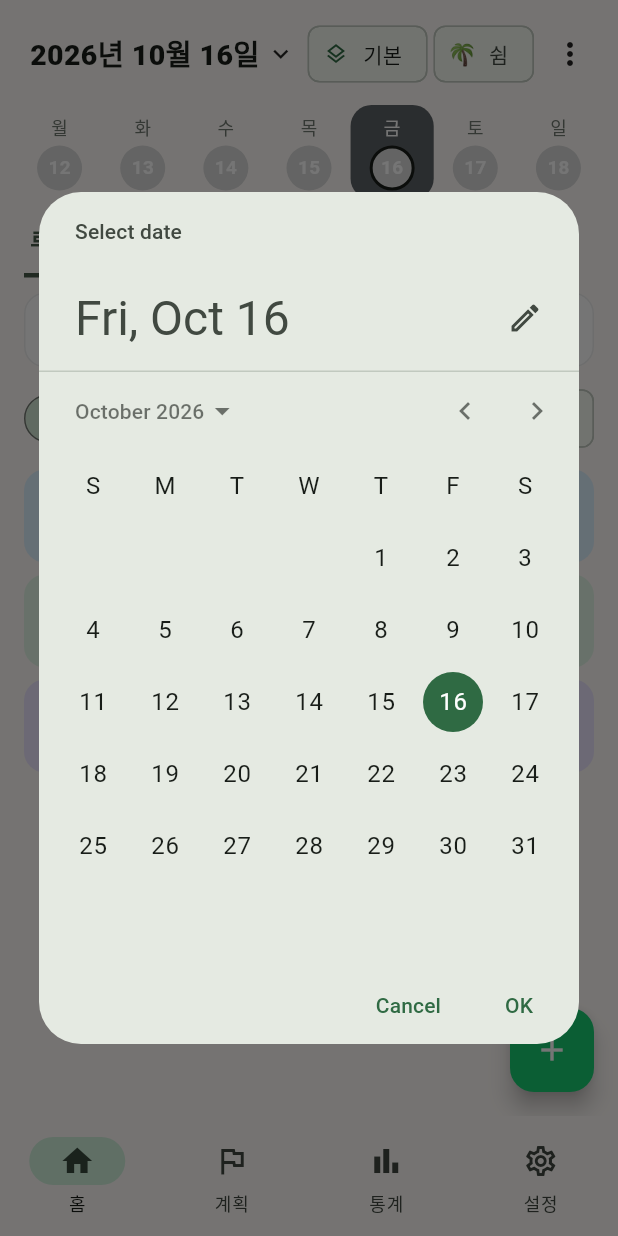
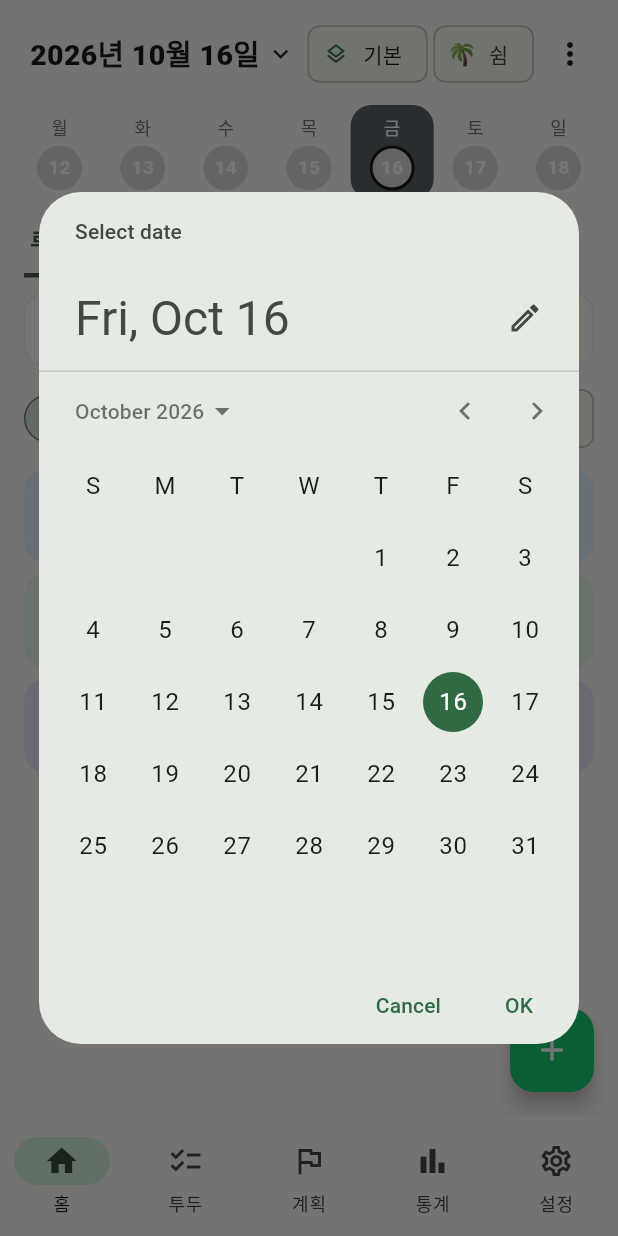
Before and after one commit to ryutt919/SUnDo, a Flutter app: the screen it shows after launch, after a tap on an icon or button, on a phone screen of 412 x 824 dp. Run offline on Flutter 3.47's test engine with Material 3 defaults, Android fonts, the phone set to English and light mode, and no system bars; our stand-ins replace file_picker, flutter_local_notifications, flutter_timezone, image_picker, share_plus, shared_preferences and 1 more; missing offline and left inert: home_widget.

Commit message:
feat: 모드 개수 제한 제거, 투두 전용 탭과 위젯 투두 체크 추가

```diff
--- a/lib/app/app_dependencies.dart
+++ b/lib/app/app_dependencies.dart
@@ -68,7 +68,7 @@ class AppDependencies {
       backup: BackupRepository(BackupService(), photos, routine, journal, settings),
       analyzer: analyzer,
       stats: StatsUseCase(routine, analyzer),
-      widgetSnapshot: WidgetSnapshotUseCase(routine, analyzer),
+      widgetSnapshot: WidgetSnapshotUseCase(routine, analyzer, journal: journal),
       alarmPlan: AlarmPlanUseCase(routine, analyzer),
       notifications: notifications,
       widgets: HomeWidgetService(),
--- a/lib/data/repositories/routine_repository.dart
+++ b/lib/data/repositories/routine_repository.dart
@@ -40,7 +40,6 @@ class RoutineRepository extends ChangeNotifier {
   /// 날짜별 루틴 모드 이력: "이 날부터 이 모드". 모드를 바꿔도 지난 날의 통계가 변하지 않게 한다.
   Map<String, String> _modeFrom = {'0000-01-01': 'm1'};
 
-  static const maxModes = 10;
   static const _modeEpoch = '0000-01-01';
 
   /// 지난 날 [date]에 쓰던 모드. 오늘 이후는 현재 모드를 쓰면 되므로 호출하는 쪽에서 구분한다.
@@ -271,7 +270,6 @@ class RoutineRepository extends ChangeNotifier {
   }
 
   Future<bool> addMode(String name) async {
-    if (_modes.length >= maxModes) return false;
     _modes = [..._modes, RoutineMode(id: newId(), name: name)];
     await _store.writeJson('modes', _modes.map((m) => m.toJson()).toList());
     notifyListeners();
--- a/lib/domain/use_cases/widget_snapshot_use_case.dart
+++ b/lib/domain/use_cases/widget_snapshot_use_case.dart
@@ -1,21 +1,38 @@
+import '../../data/repositories/journal_repository.dart';
 import '../../data/repositories/routine_repository.dart';
 import '../models/date_key.dart';
+import '../models/journal_models.dart';
 import 'routine_analyzer.dart';
 
 /// 홈 화면 위젯이 그릴 데이터를 JSON으로 만든다. 네이티브(Kotlin) 위젯이 이 형식을 읽는다.
 class WidgetSnapshotUseCase {
-  WidgetSnapshotUseCase(this._routine, this._analyzer);
+  WidgetSnapshotUseCase(this._routine, this._analyzer, {JournalRepository? journal}) : _journal = journal;
 
   final RoutineRepository _routine;
   final RoutineAnalyzer _analyzer;
+  final JournalRepository? _journal;
 
   static const maxRows = 8;
+
+  /// 투두가 있을 때 위젯 행 중 투두에 남겨 두는 최대 칸 수(나머지는 습관).
+  static const maxTodoRows = 3;
+
+  /// 위젯에 보일 투두: 오늘 투두와 지난 미완료 투두. 안 한 것이 먼저.
+  List<Todo> _widgetTodos(String today) {
+    final all = _journal?.todos ?? const <Todo>[];
+    final list = all.where((t) => t.date == today || (!t.done && t.date.compareTo(today) < 0)).toList();
+    return [...list.where((t) => !t.done), ...list.where((t) => t.done)];
+  }
 
   Map<String, dynamic> build() {
     final today = _analyzer.today;
     final st = _analyzer.dayStat(today);
     final due = _analyzer.dueHabits(today);
     final pct = st.rate == null ? 0 : (st.rate! * 100).round();
+    final todos = _widgetTodos(today);
+    final todoSlots = todos.length < maxTodoRows ? todos.length : maxTodoRows;
+    final habitSlots = maxRows - todoSlots;
+    final shownTodos = todos.take(todoSlots).toList();
 
     final ws = weekStartKey(today);
     final week = [
@@ -60,17 +77,28 @@ class WidgetSnapshotUseCase {
       'rest': st.rest,
       'light': _analyzer.lightOf(st, today).name,
       'streak': _analyzer.streak(),
-      'more': due.length > maxRows ? due.length - maxRows : 0,
+      'more': (due.length > habitSlots ? due.length - habitSlots : 0) + (todos.length - shownTodos.length),
       'rows': [
-        for (final h in due.take(maxRows))
+        for (final h in due.take(habitSlots))
           {
+            'kind': 'habit',
             'id': h.id,
             'emoji': h.emoji,
             'name': h.name,
             'time': h.time.isNotEmpty ? h.time : h.context,
             'done': _routine.isDone(h.id, today),
             'color': h.color,
-          }
+          },
+        for (final t in shownTodos)
+          {
+            'kind': 'todo',
+            'id': t.id,
+            'emoji': '✔',
+            'name': t.text,
+            'time': t.date == today ? '투두' : '투두 ${t.date.substring(5)} 이월',
+            'done': t.done,
+            'color': '#E3F0FF',
+          },
       ],
       'week': week,
     };
--- a/lib/ui/features/home/view_models/modes_view_model.dart
+++ b/lib/ui/features/home/view_models/modes_view_model.dart
@@ -10,8 +10,6 @@ class ModesViewModel extends RepoViewModel {
 
   List<RoutineMode> get modes => _routine.modes;
   String get activeModeId => _routine.activeModeId;
-  int get maxModes => RoutineRepository.maxModes;
-  bool get canAdd => modes.length < maxModes;
   bool get canDelete => modes.length > 1;
 
   Future<void> apply(String id) => _routine.setActiveMode(id);
--- a/lib/ui/features/shell/app_shell.dart
+++ b/lib/ui/features/shell/app_shell.dart
@@ -9,8 +9,10 @@ import '../settings/view_models/settings_view_model.dart';
 import '../settings/views/settings_screen.dart';
 import '../stats/view_models/stats_view_model.dart';
 import '../stats/views/stats_screen.dart';
+import '../todos/view_models/todos_view_model.dart';
+import '../todos/views/todos_screen.dart';
 
-/// 하단 탭(넓은 화면에서는 왼쪽 레일)으로 홈, 계획, 통계, 설정을 오간다.
+/// 하단 탭(넓은 화면에서는 왼쪽 레일)으로 홈, 투두, 계획, 통계, 설정을 오간다.
 class AppShell extends StatefulWidget {
   const AppShell({super.key, required this.deps});
   final AppDependencies deps;
@@ -24,6 +26,7 @@ class _AppShellState extends State<AppShell> {
 
   static const _items = [
     (Icons.home_outlined, Icons.home, '홈'),
+    (Icons.checklist_outlined, Icons.checklist, '투두'),
     (Icons.flag_outlined, Icons.flag, '계획'),
     (Icons.bar_chart_outlined, Icons.bar_chart, '통계'),
     (Icons.settings_outlined, Icons.settings, '설정'),
@@ -38,6 +41,7 @@ class _AppShellState extends State<AppShell> {
         ChangeNotifierProvider(
           create: (_) => HomeViewModel(routine: d.routine, journal: d.journal, settings: d.settings, analyzer: d.analyzer),
         ),
+        ChangeNotifierProvider(create: (_) => TodosViewModel(d.journal)),
         ChangeNotifierProvider(
           create: (_) => StatsViewModel(routine: d.routine, journal: d.journal, analyzer: d.analyzer, stats: d.stats),
         ),
@@ -69,6 +73,7 @@ class _AppShellState extends State<AppShell> {
                 index: _index,
                 children: [
                   const HomeScreen(),
+                  const TodosScreen(),
                   GoalsScreenEntry(journal: d.journal),
                   const StatsScreen(),
                   const SettingsScreen(),
--- /dev/null
+++ b/lib/ui/features/todos/view_models/todos_view_model.dart
@@ -0,0 +1,50 @@
+import '../../../../data/repositories/journal_repository.dart';
+import '../../../../domain/models/date_key.dart';
+import '../../../../domain/models/journal_models.dart';
+import '../../../core/repo_view_model.dart';
+
+/// 투두 탭: 전체 투두를 지난 미완료 / 오늘 / 예정 / 완료로 나눠 보여 준다.
+class TodosViewModel extends RepoViewModel {
+  TodosViewModel(this._journal) : super([_journal]);
+
+  final JournalRepository _journal;
+
+  String get today => dateKey(DateTime.now());
+
+  List<Todo> get _all => _journal.todos;
+
+  /// 오늘보다 앞선 날짜에 남은 미완료 투두. 날짜가 오래된 것부터.
+  List<Todo> get overdue =>
+      (_all.where((t) => !t.done && t.date.compareTo(today) < 0).toList()..sort((a, b) => a.date.compareTo(b.date)));
+
+  List<Todo> get todayOpen => _all.where((t) => !t.done && t.date == today).toList();
+
+  /// 오늘 이후 날짜의 미완료 투두. 가까운 날짜부터.
+  List<Todo> get upcoming =>
+      (_all.where((t) => !t.done && t.date.compareTo(today) > 0).toList()..sort((a, b) => a.date.compareTo(b.date)));
+
+  /// 완료한 투두. 최근 날짜부터.
+  List<Todo> get done =>
+      (_all.where((t) => t.done).toList()..sort((a, b) => b.date.compareTo(a.date)));
+
+  int get openCount => overdue.length + todayOpen.length + upcoming.length;
+
+  Future<void> quickAdd(String text) {
+    final t = text.trim();
+    if (t.isEmpty) return Future.value();
+    return _journal.addTodo(t, today);
+  }
+
+  Future<void> toggle(Todo t) => _journal.updateTodo(t.copyWith(done: !t.done));
+
+  Future<void> delete(Todo t) => _journal.deleteTodo(t.id);
+
+  /// 오늘로 옮긴다(지난 미완료 정리용).
+  Future<void> moveToToday(Todo t) => _journal.updateTodo(t.copyWith(date: today));
+
+  Future<void> clearDone() async {
+    for (final t in done) {
+      await _journal.deleteTodo(t.id);
+    }
+  }
+}
--- /dev/null
+++ b/lib/ui/features/todos/views/todos_screen.dart
@@ -0,0 +1,138 @@
+import 'package:flutter/material.dart';
+import 'package:provider/provider.dart';
+
+import '../../../../domain/models/journal_models.dart';
+import '../../../core/app_theme.dart';
+import '../../habit_form/views/add_menu_sheet.dart';
+import '../view_models/todos_view_model.dart';
+
+/// 투두 탭. 맨 위 입력칸에 쓰고 엔터를 누르면 오늘 할 일로 바로 추가된다.
+class TodosScreen extends StatefulWidget {
+  const TodosScreen({super.key});
+
+  @override
+  State<TodosScreen> createState() => _TodosScreenState();
+}
+
+class _TodosScreenState extends State<TodosScreen> {
+  final _ctrl = TextEditingController();
+
+  @override
+  void dispose() {
+    _ctrl.dispose();
+    super.dispose();
+  }
+
+  Future<void> _submit(TodosViewModel vm) async {
+    final text = _ctrl.text;
+    if (text.trim().isEmpty) return;
+    _ctrl.clear();
+    await vm.quickAdd(text);
+  }
+
+  @override
+  Widget build(BuildContext context) {
+    final vm = context.watch<TodosViewModel>();
+    final cs = Theme.of(context).colorScheme;
+    final empty = vm.overdue.isEmpty && vm.todayOpen.isEmpty && vm.upcoming.isEmpty && vm.done.isEmpty;
+    return Scaffold(
+      appBar: AppBar(
+        title: Text('투두 (남은 ${vm.openCount}개)'),
+        actions: [
+          if (vm.done.isNotEmpty)
+            TextButton(
+              onPressed: () => vm.clearDone(),
+              child: const Text('완료 지우기'),
+            ),
+        ],
+      ),
+      body: Center(
+        child: ConstrainedBox(
+          constraints: const BoxConstraints(maxWidth: 720),
+          child: ListView(
+            padding: const EdgeInsets.fromLTRB(16, 8, 16, 96),
+            children: [
+              TextField(
+                controller: _ctrl,
+                textInputAction: TextInputAction.done,
+                onSubmitted: (_) => _submit(vm),
+                decoration: InputDecoration(
+                  hintText: '오늘 할 일을 쓰고 엔터',
+                  border: OutlineInputBorder(borderRadius: BorderRadius.circular(14)),
+                  suffixIcon: IconButton(icon: const Icon(Icons.add_circle), onPressed: () => _submit(vm)),
+                ),
+              ),
+              if (empty)
+                Padding(
+                  padding: const EdgeInsets.only(top: 48),
+                  child: Center(child: Text('투두가 없어요', style: TextStyle(color: cs.outline))),
+                ),
+              _Section(title: '지난 미완료', todos: vm.overdue, vm: vm, showDate: true, canMove: true),
+              _Section(title: '오늘', todos: vm.todayOpen, vm: vm),
+              _Section(title: '예정', todos: vm.upcoming, vm: vm, showDate: true),
+              _Section(title: '완료', todos: vm.done, vm: vm, showDate: true),
+            ],
+          ),
+        ),
+      ),
+      floatingActionButton: FloatingActionButton.extended(
+        onPressed: () => showTodoDialog(context, vm.today),
+        icon: const Icon(Icons.event),
+        label: const Text('날짜 지정 추가'),
+      ),
+    );
+  }
+}
+
+class _Section extends StatelessWidget {
+  const _Section({required this.title, required this.todos, required this.vm, this.showDate = false, this.canMove = false});
+  final String title;
+  final List<Todo> todos;
+  final TodosViewModel vm;
+  final bool showDate;
+  final bool canMove;
+
+  @override
+  Widget build(BuildContext context) {
+    if (todos.isEmpty) return const SizedBox.shrink();
+    final cs = Theme.of(context).colorScheme;
+    return Column(
+      crossAxisAlignment: CrossAxisAlignment.start,
+      children: [
+        Padding(
+          padding: const EdgeInsets.fromLTRB(4, 20, 0, 6),
+          child: Text('$title ${todos.length}', style: TextStyle(fontWeight: FontWeight.w700, color: cs.outline)),
+        ),
+        for (final t in todos)
+          Dismissible(
+            key: ValueKey('todo-${t.id}'),
+            direction: DismissDirection.endToStart,
+            background: Container(
+              alignment: Alignment.centerRight,
+              padding: const EdgeInsets.only(right: 20),
+              color: AppColors.red,
+              child: const Icon(Icons.delete, color: Colors.white),
+            ),
+            onDismissed: (_) => vm.delete(t),
+            child: ListTile(
+              contentPadding: const EdgeInsets.symmetric(horizontal: 4),
+              leading: Checkbox(value: t.done, onChanged: (_) => vm.toggle(t), activeColor: AppColors.green),
+              title: Text(
+                t.text,
+                style: TextStyle(decoration: t.done ? TextDecoration.lineThrough : null, color: t.done ? cs.outline : null),
+              ),
+              subtitle: showDate ? Text(t.date) : null,
+              trailing: canMove
+                  ? IconButton(
+                      tooltip: '오늘로 옮기기',
+                      icon: const Icon(Icons.today),
+                      onPressed: () => vm.moveToToday(t),
+                    )
+                  : null,
+              onTap: () => showTodoDialog(context, t.date, existing: t),
+            ),
+          ),
+      ],
+    );
+  }
+}
```
Also changed, not shown: lib/app/widget_background.dart (+16 -2 lines), lib/ui/features/home/views/modes_sheet.dart (+5 -7 lines), 8 other files.
